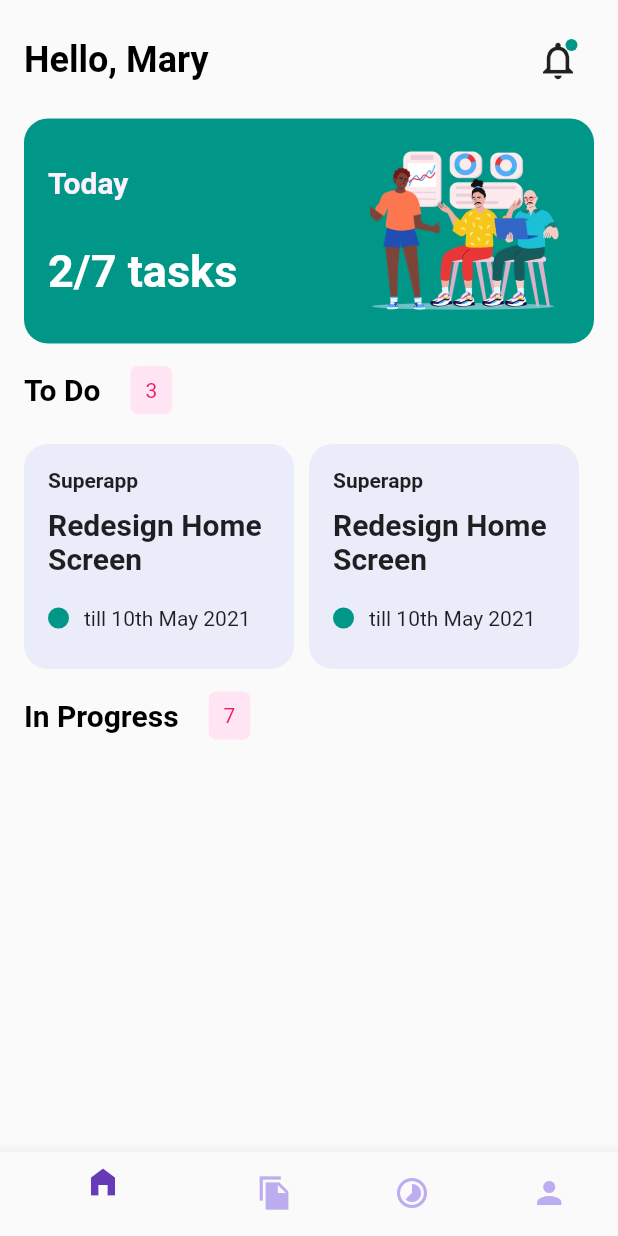
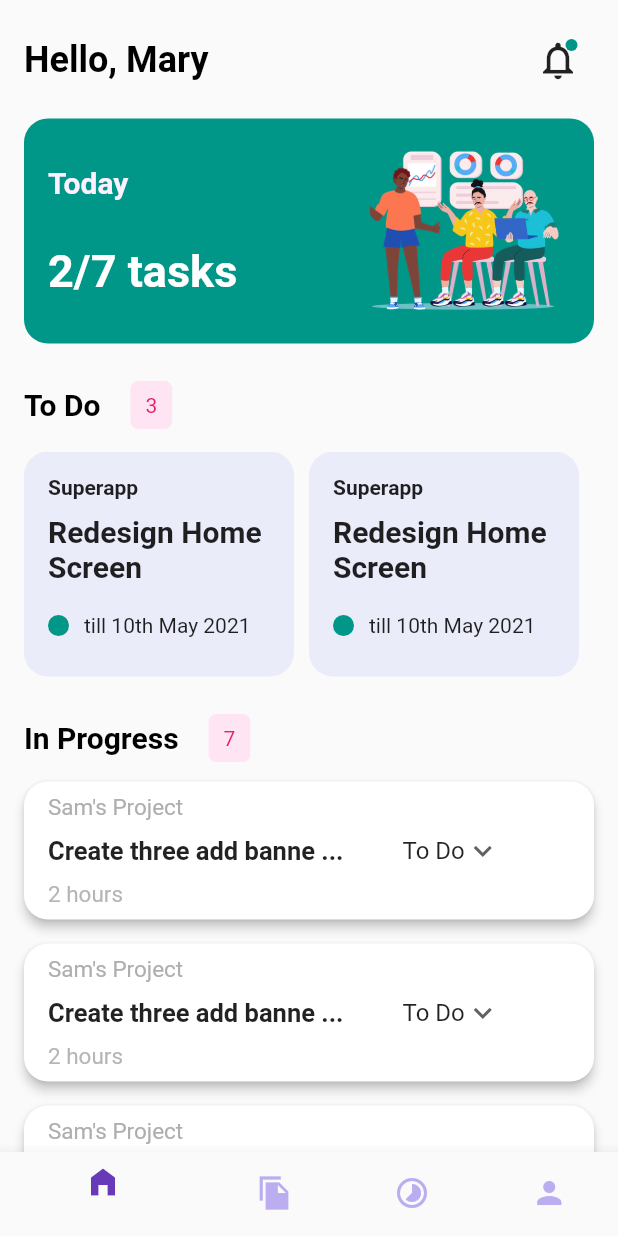
Before and after one commit to Raees453/To-Do-App-Flutter, a Flutter app: the screen it shows after launch, on a phone screen of 412 x 824 dp. Run offline on Flutter 3.47's test engine with Material 2 defaults, Android fonts, the phone set to English and light mode, and no system bars.

Commit message:
Completed Home Screen Added a bit protion of Projects Screen

```diff
--- a/lib/main.dart
+++ b/lib/main.dart
@@ -3,6 +3,7 @@ import 'package:to_do_app/screens/home_screen.dart';
 import 'package:to_do_app/utils/theme.dart';
 
 void main() {
+  WidgetsFlutterBinding.ensureInitialized();
   runApp(const MyApp());
 }
 
--- a/lib/utils/theme.dart
+++ b/lib/utils/theme.dart
@@ -4,16 +4,13 @@ getLightTheme() {
   return ThemeData(
     primarySwatch: Colors.deepPurple,
     brightness: Brightness.light,
-    colorScheme: ColorScheme.light(
-      error: Colors.red,
+    colorScheme: const ColorScheme.light(
       primary: Colors.deepPurple,
+      onPrimary: Colors.white,
       secondary: Colors.pink,
+      onSecondary: Colors.pinkAccent,
       tertiary: Colors.teal,
-      surface: Colors.white,
-      onPrimary: Colors.deepPurple,
-      onSecondary: Colors.pinkAccent,
-      brightness: Brightness.light,
-      onError: Colors.red,
+      onTertiary: Colors.white,
     ),
     bottomNavigationBarTheme: const BottomNavigationBarThemeData(
       backgroundColor: Color.fromRGBO(229, 219, 255, 0),
--- a/lib/widgets/home_screen_widget.dart
+++ b/lib/widgets/home_screen_widget.dart
@@ -1,5 +1,6 @@
 import 'package:flutter/material.dart';
 import 'package:to_do_app/utils/utils.dart';
+import 'package:to_do_app/widgets/progress_to_do_widget.dart';
 import 'package:to_do_app/widgets/to_do_widget.dart';
 import 'package:to_do_app/widgets/today_task_widget.dart';
 
@@ -32,13 +33,14 @@ class HomeScreenWidget extends StatelessWidget {
                 ),
                 const SizedBox(height: 15),
                 const TodayTaskWidget(),
+                const SizedBox(height: 25),
+                _headingTask(context, 'To Do', 3),
                 const SizedBox(height: 15),
-                _headingTask(context, 'To Do', 3),
-                SizedBox(height: 20),
                 _listToDoTasks(),
-                const SizedBox(height: 15),
+                const SizedBox(height: 25),
                 _headingTask(context, 'In Progress', 7),
-                SizedBox(height: 20),
+                const SizedBox(height: 5),
+                _listProgressToDoTasks(),
               ],
             ),
           ),
@@ -68,7 +70,6 @@ class HomeScreenWidget extends StatelessWidget {
           ),
         ),
       ],
-      // fit: StackFi,
     );
   }
 
@@ -114,4 +115,13 @@ class HomeScreenWidget extends StatelessWidget {
       ),
     );
   }
+
+  _listProgressToDoTasks() {
+    return ListView.builder(
+      shrinkWrap: true,
+      itemCount: 7,
+      primary: false,
+      itemBuilder: (_, index) => ProgressToDoWidget(),
+    );
+  }
 }
--- /dev/null
+++ b/lib/widgets/progress_to_do_widget.dart
@@ -0,0 +1,87 @@
+import 'package:flutter/material.dart';
+import 'package:to_do_app/utils/utils.dart';
+
+class ProgressToDoWidget extends StatefulWidget {
+  ProgressToDoWidget({Key? key}) : super(key: key);
+
+  @override
+  State<ProgressToDoWidget> createState() => _ProgressToDoWidgetState();
+}
+
+class _ProgressToDoWidgetState extends State<ProgressToDoWidget> {
+  final taskStatusList = ['To Do', 'In Progress', 'Done'];
+
+  String value = 'To Do';
+
+  @override
+  Widget build(BuildContext context) {
+    return Card(
+      margin: const EdgeInsets.symmetric(vertical: 8.0),
+      elevation: 3,
+      shape: RoundedRectangleBorder(
+        borderRadius: BorderRadius.circular(Utils.borderRadius),
+      ),
+      child: Padding(
+        padding: const EdgeInsets.symmetric(horizontal: 16.0, vertical: 8.0),
+        child: Row(
+          children: [
+            Flexible(
+              flex: 7,
+              child: Column(
+                crossAxisAlignment: CrossAxisAlignment.start,
+                mainAxisAlignment: MainAxisAlignment.spaceBetween,
+                children: [
+                  const Text(
+                    'Sam\'s Project',
+                    style: TextStyle(
+                      color: Color.fromRGBO(175, 174, 174, 1),
+                      fontSize: 15,
+                    ),
+                  ),
+                  const SizedBox(height: 10),
+                  Text(
+                    'Create three add banners'.substring(0, 22) + ' ...',
+                    style: const TextStyle(
+                      fontSize: 17,
+                      fontWeight: FontWeight.bold,
+                    ),
+                  ),
+                  const SizedBox(height: 10),
+                  const Text(
+                    '2 hours',
+                    style: TextStyle(
+                      color: Color.fromRGBO(175, 174, 174, 0.9),
+                      fontSize: 15,
+                    ),
+                  ),
+                ],
+              ),
+            ),
+            Flexible(
+              flex: 4,
+              child: DropdownButton(
+                value: value,
+                icon: const Icon(Icons.keyboard_arrow_down),
+                items: taskStatusList.map((String items) {
+                  return DropdownMenuItem(
+                    value: items,
+                    child: Text(items),
+                  );
+                }).toList(),
+                underline: const SizedBox(),
+                isDense: false,
+                elevation: 3,
+                alignment: Alignment.centerRight,
+                onChanged: (String? newValue) {
+                  setState(() {
+                    value = newValue!;
+                  });
+                },
+              ),
+            ),
+          ],
+        ),
+      ),
+    );
+  }
+}
```
Also changed, not shown: lib/widgets/add_to_do_widget.dart (added, +104 -0 lines), lib/widgets/projects_screen_widget.dart (+73 -2 lines).
